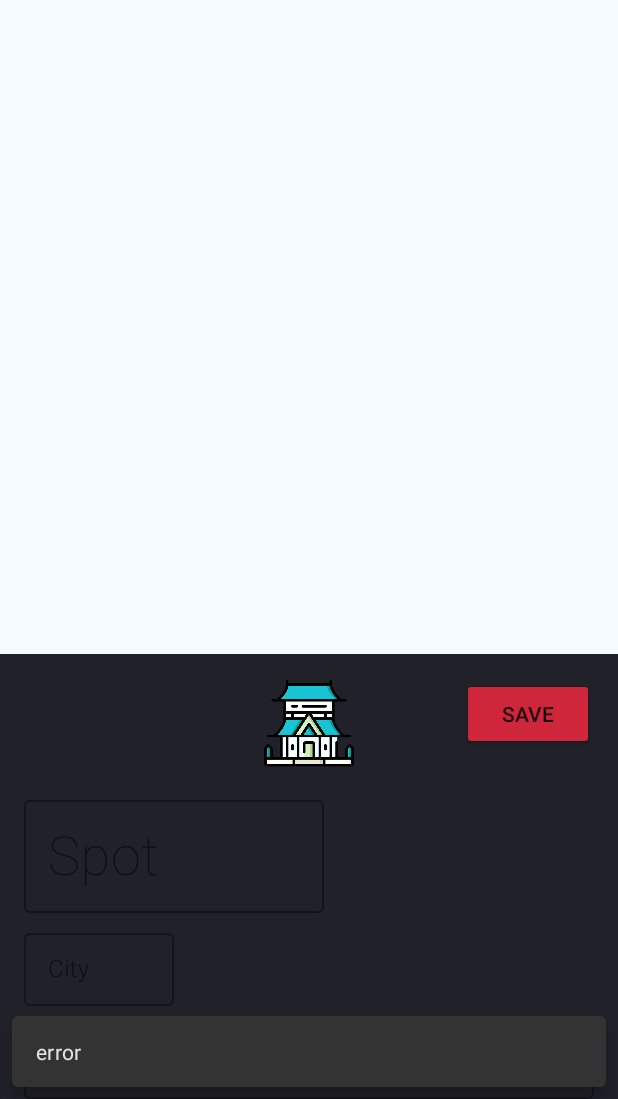
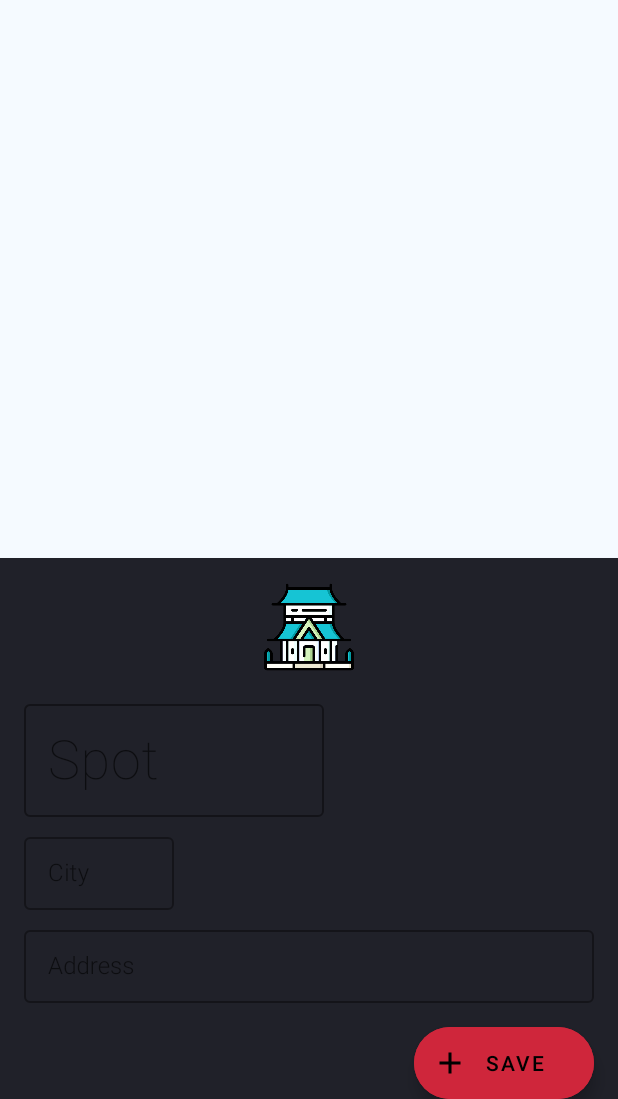
Before and after one commit to dadoz/BeUsers, an Android app: the NewSpotFragment screen opened through its navigation route, on a phone screen of 412 x 824 dp, the part 137-1236 px from its top. Run offline under Robolectric (Android 15) with nearby library versions, the light colour scheme and no system bars; our stand-ins replace Firebase (no records; nobody signed in at launch, a user with empty details on screens opened directly), Timber, data binding.

Commit message:
minor fix - added error handler on add new spot - change button to handle extended fab button

```diff
--- a/app/src/main/java/com/davidelmn/application/frenzspots/features/newSpot/NewSpotFragment.kt
+++ b/app/src/main/java/com/davidelmn/application/frenzspots/features/newSpot/NewSpotFragment.kt
@@ -16,11 +16,10 @@ import com.google.android.material.snackbar.Snackbar
  * A simple [Fragment] subclass as the second destination in the navigation.
  */
 class NewSpotFragment : Fragment() {
-
+    private lateinit var binding: NewSpotFragmentBinding
     private val newSpotViewModel: NewSpotViewModel by lazy {
-        ViewModelProvider(this).get(NewSpotViewModel::class.java)
+        ViewModelProvider(this)[NewSpotViewModel::class.java]
     }
-    private lateinit var binding: NewSpotFragmentBinding
 
     override fun onCreateView(
         inflater: LayoutInflater, container: ViewGroup?,
@@ -46,13 +45,18 @@ class NewSpotFragment : Fragment() {
             newSpotViewModel.addSpot(spot = createSpot())
         }
 
+        newSpotViewModel.isSpotDataAddedError.observe(viewLifecycleOwner, {
+            it?.let {
+                Snackbar.make(view, it.message?: "error", Snackbar.LENGTH_SHORT).show()
+            }
+        })
+
         newSpotViewModel.isSpotDataAddedSuccess.observe(viewLifecycleOwner, {
             when (it) {
                 true -> {
                     Snackbar.make(view, "success", Snackbar.LENGTH_SHORT).show()
                     findNavController().popBackStack()
                 }
-                false -> Snackbar.make(view, "error", Snackbar.LENGTH_SHORT).show()
             }
         })
 
@@ -69,6 +73,7 @@ class NewSpotFragment : Fragment() {
 
     }
 
+    // todo modify to be handled by databinding :O
     private fun createSpot(): Spot {
         return binding.let {
             val title = it.fsNewSpotTitleEditTextId.text.toString()
--- a/app/src/main/java/com/davidelmn/application/frenzspots/features/newSpot/NewSpotViewModel.kt
+++ b/app/src/main/java/com/davidelmn/application/frenzspots/features/newSpot/NewSpotViewModel.kt
@@ -11,6 +11,7 @@ import kotlinx.coroutines.launch
 class NewSpotViewModel: ViewModel() {
     private val spotDataRepository = SpotsDataRepository(null)
     var isSpotDataAddedSuccess: MutableLiveData<Boolean> = MutableLiveData(false)
+    var isSpotDataAddedError: MutableLiveData<Throwable> = MutableLiveData()
     val isMapLoaded = MutableLiveData<Boolean>()
 
     fun addSpot(spot: Spot) {
--- a/app/src/main/java/com/davidelmn/application/frenzspots/features/spotList/SpotListFragment.kt
+++ b/app/src/main/java/com/davidelmn/application/frenzspots/features/spotList/SpotListFragment.kt
@@ -20,6 +20,7 @@ import com.google.android.gms.maps.SupportMapFragment
 import com.google.android.material.bottomsheet.BottomSheetBehavior
 import com.google.android.material.bottomsheet.BottomSheetBehavior.*
 import com.google.android.material.card.MaterialCardView
+import kotlinx.coroutines.ExperimentalCoroutinesApi
 
 
 /**
@@ -69,6 +70,7 @@ class SpotListFragment : Fragment() {
         }
     }
 
+    @ExperimentalCoroutinesApi
     override fun onViewCreated(view: View, savedInstanceState: Bundle?) {
         super.onViewCreated(view, savedInstanceState)
 
@@ -105,7 +107,7 @@ class SpotListFragment : Fragment() {
             }
         })
 
-        bottomSheet = BottomSheetBehavior.from(binding.bottomSheet).apply {
+        bottomSheet = from(binding.bottomSheet).apply {
             addBottomSheetCallback(object : BottomSheetBehavior.BottomSheetCallback() {
                 override fun onStateChanged(bottomSheet: View, newState: Int) {
                     state = when (newState) {
@@ -119,6 +121,11 @@ class SpotListFragment : Fragment() {
 
             })
         }
+
+        binding.fab.setOnClickListener {
+            findNavController().navigate(R.id.action_SpotListFragment_to_NewSpotFragment)
+        }
+
         context?.let {
             MapsManager.apply {
                 initWithContext(it) {
@@ -130,9 +137,6 @@ class SpotListFragment : Fragment() {
             }
         }
 
-        binding.fab.setOnClickListener {
-            findNavController().navigate(R.id.action_SpotListFragment_to_NewSpotFragment)
-        }
     }
 
 }
--- a/app/src/main/res/layout/new_spot_fragment.xml
+++ b/app/src/main/res/layout/new_spot_fragment.xml
@@ -28,8 +28,8 @@
             style="@style/MaterialCardviewBlue"
             android:layout_width="match_parent"
             android:layout_height="wrap_content"
-            android:paddingBottom="@dimen/margin_16"
-            android:layout_gravity="bottom">
+            android:layout_gravity="bottom"
+            android:paddingBottom="@dimen/margin_16">
 
             <LinearLayout
                 android:layout_width="match_parent"
@@ -47,16 +47,6 @@
                         android:layout_centerHorizontal="true"
                         android:layout_margin="16dp"
                         android:src="@drawable/vihara" />
-                <androidx.appcompat.widget.AppCompatButton
-                    android:id="@+id/fsNewSpotSaveButtonId"
-                    android:layout_width="wrap_content"
-                    android:layout_height="wrap_content"
-                    android:layout_gravity="end"
-                    android:layout_marginTop="16dp"
-                    android:layout_marginEnd="16dp"
-                    android:layout_alignParentEnd="true"
-                    android:backgroundTint="@color/colorAccent"
-                    android:text="SAVE" />
                 </RelativeLayout>
 
                 <LinearLayout
@@ -116,6 +106,18 @@
                     </com.google.android.material.textfield.TextInputLayout>
 
                 </LinearLayout>
+
+                <com.google.android.material.floatingactionbutton.ExtendedFloatingActionButton
+                    android:id="@+id/fsNewSpotSaveButtonId"
+                    android:layout_width="wrap_content"
+                    android:layout_height="wrap_content"
+                    android:layout_gravity="end"
+                    android:layout_marginTop="16dp"
+                    android:layout_marginEnd="16dp"
+                    android:backgroundTint="@color/colorAccent"
+                    app:icon="@drawable/ic_baseline_add_24"
+                    android:text="SAVE" />
+
             </LinearLayout>
         </androidx.cardview.widget.CardView>
     </FrameLayout>
```
Lines whose indentation alone changed are shown as unchanged.
